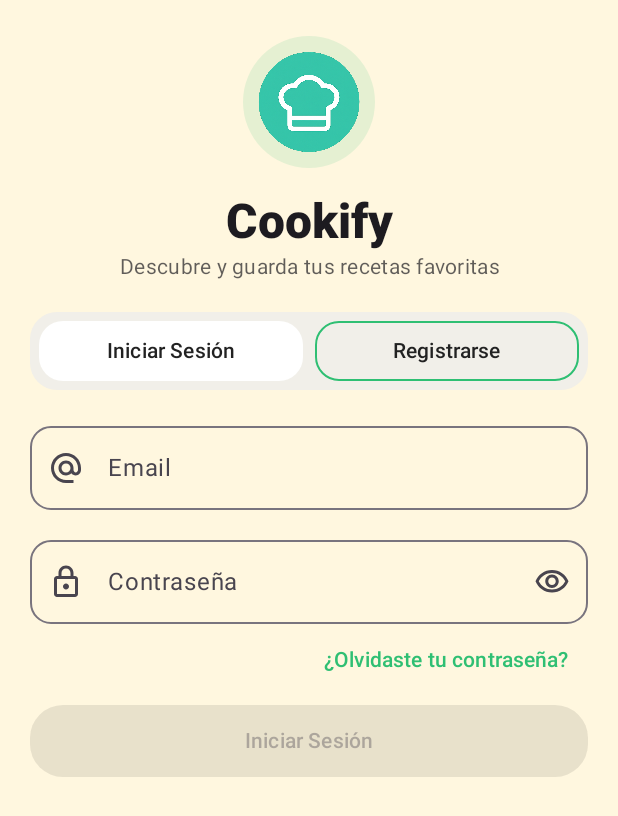
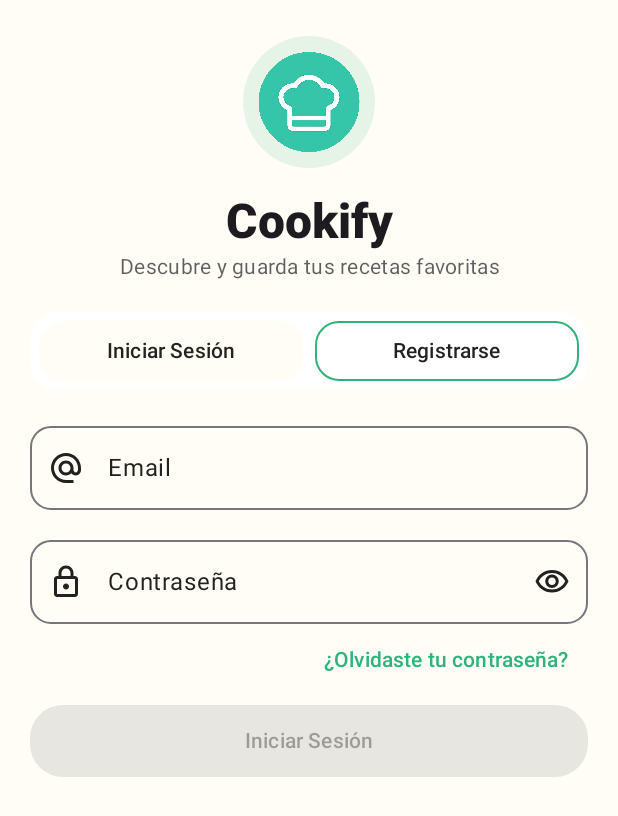
Before and after one commit to NeuronSaturated/Cookify, an Android app built with Jetpack Compose: the screen it shows after launch (MainActivity), on a phone screen of 412 x 824 dp. Shown: the top 816 px of the screen. Run offline under Robolectric (Android 15) with nearby library versions, the phone set to English and light mode, and no system bars; our stand-ins replace Firebase (no records; nobody signed in at launch, a user with empty details on screens opened directly); network calls fail; 1 statement that could not run was skipped.

Commit message:
No funciona el modo oscuro (falta por mejorar)

```diff
--- a/app/src/main/java/cl/goodhealthy/cookify/ui/theme/Color.kt
+++ b/app/src/main/java/cl/goodhealthy/cookify/ui/theme/Color.kt
@@ -2,26 +2,18 @@ package cl.goodhealthy.cookify.ui.theme
 
 import androidx.compose.ui.graphics.Color
 
-// -------- Paleta base (claro) --------
-val CookifyPrimary      = Color(0xFF2FBF73) // verde menta
-val CookifyOnPrimary    = Color(0xFFFFFFFF) // blanco
-val CookifySecondary    = Color(0xFF8F705B) // miel / acento
-val CookifySurface      = Color(0xFFFFF7DF) // crema (fondo)
-val CookifyOnSurface    = Color(0xFF222222) // texto principal
+// Paleta base
+val CookifyPrimary      = Color(0xFF2FB37B)   // verde menta
+val CookifySecondary    = Color(0xFFFFC56B)   // miel/dorado suave
 
-// Derivados (claro)
-val CookifyPrimarySoft  = CookifyPrimary.copy(alpha = 0.12f) // seleccionado/hover
-val CookifyCard         = Color(0xFFFFFFFF)                  // card blanca
-// Chip tiempo (naranja claro)
-val CookifyTime         = Color(0xFFFFE7CF) // fondo chip (naranja muy claro)
-val CookifyTimeOn       = Color(0xFFB85C00) // texto/icono chip (naranja quemado)
+// Neutros
+val CookifySurface      = Color(0xFFFFFDF6)   // crema (FONDO de la app)
+val CookifyOnSurface    = Color(0xFF222222)   // texto principal
 
-// -------- Paleta oscura --------
-val CookifyBackgroundDark      = Color(0xFF121212)
-val CookifyOnBackgroundDark    = Color(0xFFEDEDED)
-val CookifySurfaceDark         = Color(0xFF1B1B1B)
-val CookifyOnSurfaceDark       = Color(0xFFE6E6E6)
-val CookifySurfaceVariantDark  = Color(0xFF262626)
+// Cards y helpers
+val CookifyCard         = Color(0xFFFFFFFF)   // blanco puro para Cards
+val CookifyTime         = Color(0xFFFFE6CC)   // pastilla "tiempo" (fondo)
+val CookifyTimeOn       = Color(0xFFBF8400)   // pastilla "tiempo" (texto/ícono)
 
-// Favoritos (rojo)
-val FavoriteRed = Color(0xFFEE3935)
+// Corazón de favoritos
+val FavoriteRed         = Color(0xFFE53935)
--- a/app/src/main/java/cl/goodhealthy/cookify/ui/theme/Theme.kt
+++ b/app/src/main/java/cl/goodhealthy/cookify/ui/theme/Theme.kt
@@ -1,57 +1,53 @@
 package cl.goodhealthy.cookify.ui.theme
 
 import androidx.compose.foundation.isSystemInDarkTheme
+import androidx.compose.foundation.shape.RoundedCornerShape
 import androidx.compose.material3.MaterialTheme
+import androidx.compose.material3.Shapes
 import androidx.compose.material3.darkColorScheme
 import androidx.compose.material3.lightColorScheme
 import androidx.compose.runtime.Composable
 import androidx.compose.ui.graphics.Color
+import androidx.compose.ui.unit.dp
 
-// Colores base (definidos en Color.kt)
-import cl.goodhealthy.cookify.ui.theme.CookifyPrimary
-import cl.goodhealthy.cookify.ui.theme.CookifyOnPrimary
-import cl.goodhealthy.cookify.ui.theme.CookifySecondary
-import cl.goodhealthy.cookify.ui.theme.CookifySurface
-import cl.goodhealthy.cookify.ui.theme.CookifyOnSurface
-import cl.goodhealthy.cookify.ui.theme.CookifyBackgroundDark
-import cl.goodhealthy.cookify.ui.theme.CookifySurfaceDark
-import cl.goodhealthy.cookify.ui.theme.CookifyOnSurfaceDark
-import cl.goodhealthy.cookify.ui.theme.CookifySurfaceVariantDark
-import cl.goodhealthy.cookify.ui.theme.CookifyTime
-import cl.goodhealthy.cookify.ui.theme.CookifyTimeOn
-
-// --- Claro: fondo crema, tarjetas blancas ---
+// ---------- Colores ----------
 private val LightColors = lightColorScheme(
     primary = CookifyPrimary,
-    onPrimary = CookifyOnPrimary,
+    onPrimary = Color.White,
     secondary = CookifySecondary,
 
-    background = CookifySurface,               // crema (fondo de la app)
-    surface = Color(0xFFFFFFFF),               // BLANCO para tarjetas, barras, etc.
+    background = CookifySurface,   // crema #FFFDF6
+    surface = CookifySurface,      // crema
+    surfaceVariant = CookifyCard,  // blanco para Cards
+
     onSurface = CookifyOnSurface,
-    surfaceVariant = Color(0xFFF1EFE9),        // sutil para chips y fondos internos
-
-    // Para la píldora de tiempo (naranja)
-    tertiaryContainer = CookifyTime,
-    onTertiaryContainer = CookifyTimeOn
+    onSurfaceVariant = CookifyOnSurface,
 )
 
-// --- Oscuro: superficies oscuras con buen contraste ---
 private val DarkColors = darkColorScheme(
     primary = CookifyPrimary,
-    onPrimary = CookifyOnPrimary,
+    onPrimary = Color.White,
     secondary = CookifySecondary,
 
-    background = CookifyBackgroundDark,
-    surface = CookifySurfaceDark,
-    onSurface = CookifyOnSurfaceDark,
-    surfaceVariant = CookifySurfaceVariantDark,
+    // mantenemos la estética: fondo crema + cards blancas
+    background = CookifySurface,
+    surface = CookifySurface,
+    surfaceVariant = CookifyCard,
 
-    // Naranja atenuado para la píldora en oscuro
-    tertiaryContainer = Color(0xFF4A3623),
-    onTertiaryContainer = Color(0xFFFFD8B5)
+    onSurface = CookifyOnSurface,
+    onSurfaceVariant = CookifyOnSurface,
 )
 
+// ---------- Shapes (instancia) ----------
+private val CookifyShapes = Shapes(
+    extraSmall = RoundedCornerShape(8.dp),
+    small      = RoundedCornerShape(12.dp),
+    medium     = RoundedCornerShape(16.dp),
+    large      = RoundedCornerShape(20.dp),
+    extraLarge = RoundedCornerShape(24.dp)
+)
+
+// ---------- Theme ----------
 @Composable
 fun CookifyTheme(
     darkTheme: Boolean = isSystemInDarkTheme(),
@@ -60,7 +56,8 @@ fun CookifyTheme(
     val colors = if (darkTheme) DarkColors else LightColors
     MaterialTheme(
         colorScheme = colors,
-        typography = Typography,
-        content = content
+        typography  = Typography,     // tu Typography de Type.kt
+        shapes      = CookifyShapes,  // <- ahora sí existe
+        content     = content
     )
 }
```
